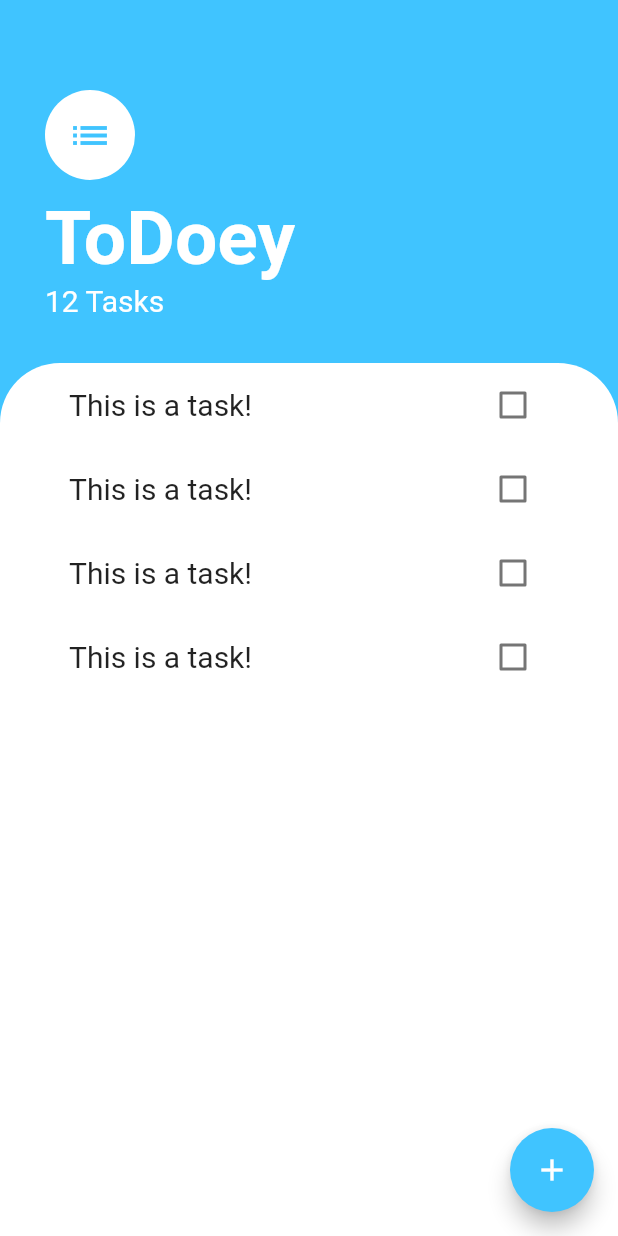
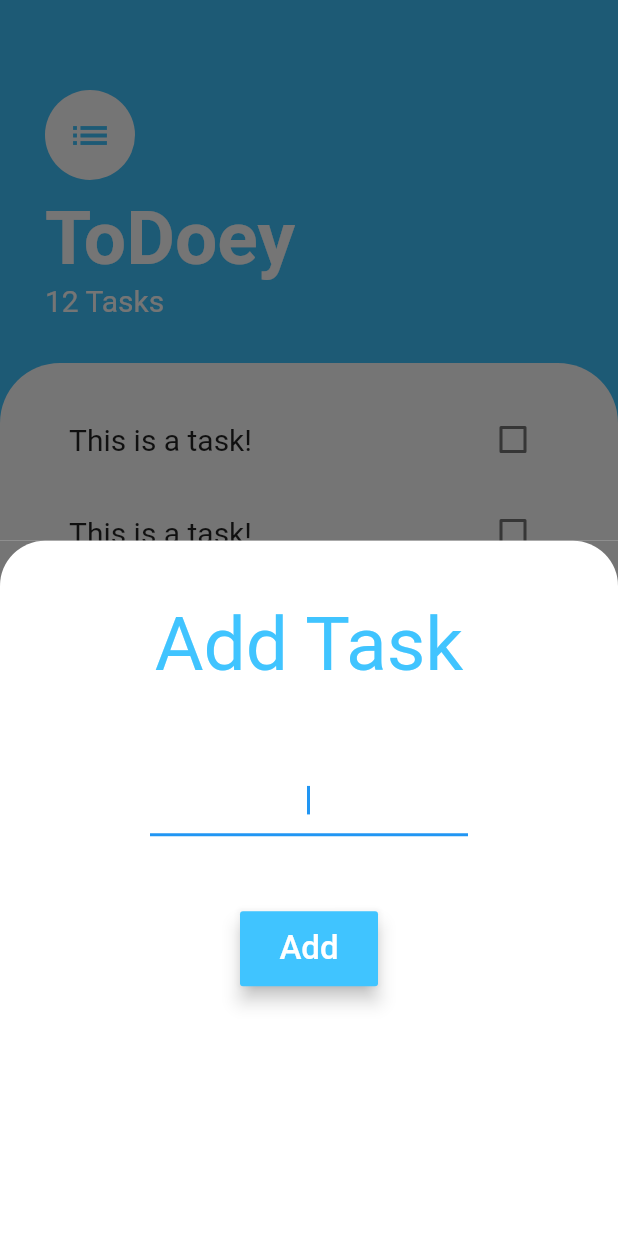
Before and after one commit to gauravxdhingra/ToDoey-Flutter, a Flutter app: the screen it shows after launch, after a tap on the "add" icon, on a phone screen of 412 x 824 dp. Run offline on Flutter 3.47's test engine with Material 2 defaults, Android fonts, the phone set to English and light mode, and no system bars.

Commit message:
Add Task Sheet

```diff
--- /dev/null
+++ b/lib/screens/add_tasks.dart
@@ -0,0 +1,65 @@
+import 'package:flutter/material.dart';
+
+class AddTasks extends StatelessWidget {
+  @override
+  Widget build(BuildContext context) {
+    return Container(
+      color: Color(0xff757575),
+      child: Container(
+        padding: EdgeInsets.symmetric(
+          horizontal: 100,
+        ),
+        decoration: BoxDecoration(
+          color: Colors.white,
+          borderRadius: BorderRadius.only(
+            topLeft: Radius.circular(30),
+            topRight: Radius.circular(30),
+          ),
+        ),
+        child: Padding(
+          padding: EdgeInsets.only(top: 40),
+          child: Column(
+            children: <Widget>[
+              Text(
+                'Add Task',
+                style: TextStyle(
+                  color: Colors.lightBlueAccent,
+                  fontSize: 50,
+                ),
+              ),
+              SizedBox(
+                height: 50,
+              ),
+              TextField(
+                autofocus: true,
+                textAlign: TextAlign.center,
+                decoration: InputDecoration(),
+              ),
+              SizedBox(
+                height: 50,
+              ),
+              Container(
+                padding: EdgeInsets.symmetric(
+                  horizontal: 60,
+                ),
+                width: double.infinity,
+                height: 50,
+                child: RaisedButton(
+                    elevation: 5,
+                    color: Colors.lightBlueAccent,
+                    onPressed: () {},
+                    child: Text(
+                      'Add',
+                      style: TextStyle(
+                        color: Colors.white,
+                        fontSize: 22,
+                      ),
+                    )),
+              ),
+            ],
+          ),
+        ),
+      ),
+    );
+  }
+}
--- a/lib/screens/task_screen.dart
+++ b/lib/screens/task_screen.dart
@@ -1,12 +1,18 @@
 import 'package:flutter/material.dart';
+import 'package:todoey/screens/add_tasks.dart';
 import 'package:todoey/widgets/tasks_list.dart';
 
 class TasksScreen extends StatelessWidget {
+  Widget buildBottomSheet(BuildContext context) {
+    return Container();
+  }
+
   @override
   Widget build(BuildContext context) {
     return Scaffold(
       backgroundColor: Colors.lightBlueAccent,
-      body: Column(
+      body: SafeArea(
+        child: Column(
           crossAxisAlignment: CrossAxisAlignment.start,
           children: <Widget>[
             Container(
@@ -52,6 +58,7 @@ class TasksScreen extends StatelessWidget {
             Expanded(
               child: Container(
                 padding: EdgeInsets.symmetric(
+                  vertical: 20,
                   horizontal: 30,
                 ),
                 decoration: BoxDecoration(
@@ -66,8 +73,14 @@ class TasksScreen extends StatelessWidget {
             ),
           ],
         ),
+      ),
       floatingActionButton: FloatingActionButton(
-        onPressed: () {},
+        onPressed: () {
+          showModalBottomSheet(
+            context: context,
+            builder: (context) => AddTasks(),
+          );
+        },
         child: Icon(
           Icons.add,
         ),
--- a/lib/widgets/tasks_list.dart
+++ b/lib/widgets/tasks_list.dart
@@ -20,7 +20,9 @@ class Listtilewidget extends StatelessWidget {
   const Listtilewidget({this.title});
   @override
   Widget build(BuildContext context) {
-    return ListTile(
+    return Container(
+      padding: EdgeInsets.symmetric(vertical: 3),
+      child: ListTile(
         title: Text(
           '$title',
           style: TextStyle(fontSize: 20),
@@ -29,6 +31,7 @@ class Listtilewidget extends StatelessWidget {
           value: false,
           onChanged: (_) {},
         ),
+      ),
     );
   }
 }
```
Lines whose indentation alone changed are shown as unchanged.
